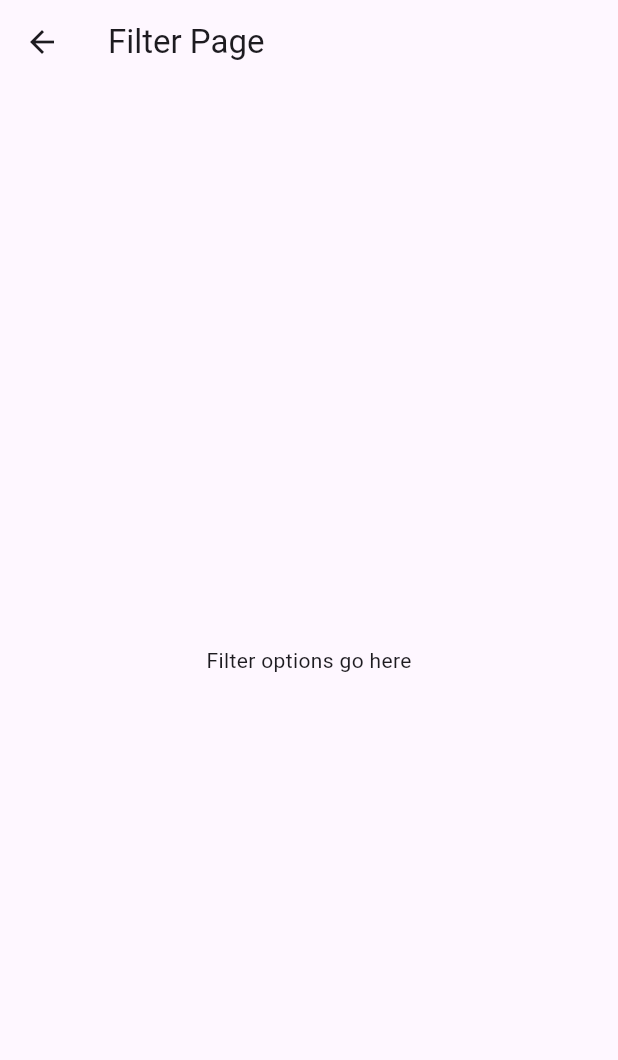
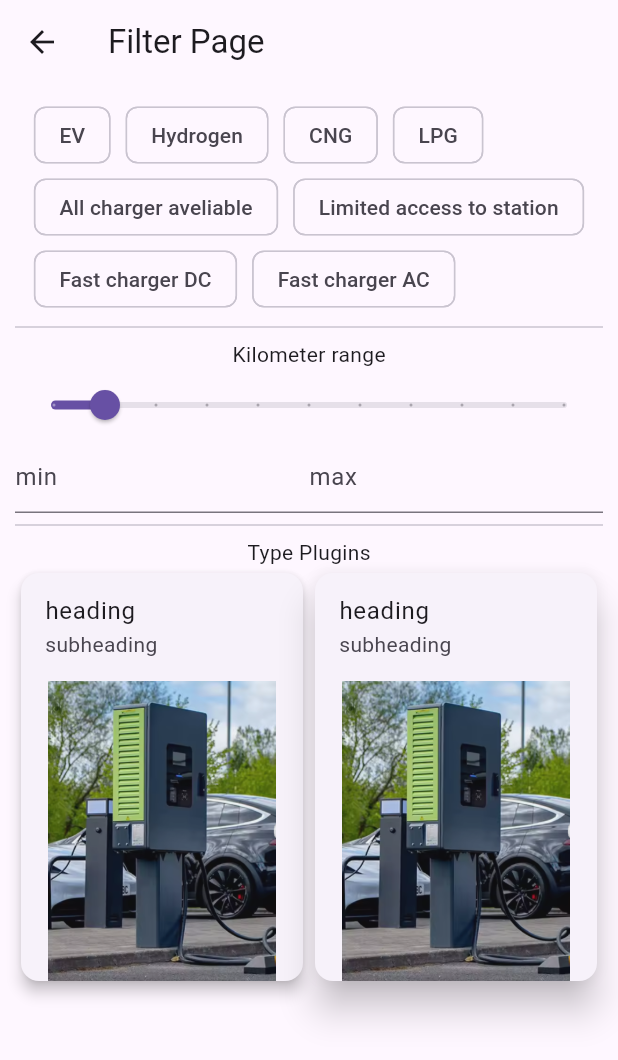
Before and after one commit to wpaczesniak/cargador, a Flutter app: the FilterPage screen opened directly, on a phone screen of 412 x 824 dp. Shown: the top 1060 px of the screen. Run offline on Flutter 3.47's test engine with Material 3 defaults, Android fonts, the phone set to English and light mode, and no system bars.

Commit message:
add filter

```diff
--- a/lib/pages/filter_page.dart
+++ b/lib/pages/filter_page.dart
@@ -7,8 +7,100 @@ class FilterPage extends StatelessWidget {
   Widget build(BuildContext context) {
     return Scaffold(
       appBar: AppBar(title: const Text('Filter Page')),
-      body: const Center(child: Text('Filter options go here')
-      )
+      body: SingleChildScrollView(
+        child: Padding(
+          padding: const EdgeInsets.all(10),
+          child: Column(
+            children: [
+              Wrap(
+                spacing: 10,
+                children: [
+                  Chip(label: Text('EV')),
+                  Chip(label: Text('Hydrogen')),
+                  Chip(label: Text('CNG')),
+                  Chip(label: Text('LPG')),
+                  Chip(label: Text('All charger aveliable')),
+                  Chip(label: Text('Limited access to station')),
+                  Chip(label: Text('Fast charger DC')),
+                  Chip(label: Text('Fast charger AC')),
+                ],
+              ),
+              Divider(),
+              Text('Kilometer range'),
+              Slider(
+                value: 50,
+                min: 0,
+                max: 500,
+                divisions: 10,
+                label: '50 km',
+                onChanged: (double value) {
+                  value = value.roundToDouble();
+                },
+              ),
+              Row(
+                children: [
+                  Expanded(
+                    child: TextField(
+                      decoration: InputDecoration(hintText: 'min'),
+                    ),
+                  ),
+                  Expanded(
+                    child: TextField(
+                      decoration: InputDecoration(hintText: 'max'),
+                    ),
+                  ),
+                ],
+              ),
+              Divider(),
+              Text('Type Plugins'),
+              Row(
+                children: [
+                  Expanded(
+                    child: Card(
+                      elevation: 4.0,
+                      child: Column(
+                        children: [
+                          ListTile(
+                            title: Text('heading'),
+                            subtitle: Text('subheading'),
+                          ),
+                          SizedBox(
+                            height: 200.0,
+                            child: Image(
+                              image: AssetImage('images/ladowarka.png'),
+                              fit: BoxFit.cover,
+                            ),
+                          ),
+                        ],
+                      ),
+                    ),
+                  ),
+                  Expanded(
+                    child: Card(
+                      elevation: 10.0,
+                      child: Column(
+                        children: [
+                          ListTile(
+                            title: Text('heading'),
+                            subtitle: Text('subheading'),
+                          ),
+                          SizedBox(
+                            height: 200.0,
+                            child: Image(
+                              image: AssetImage('images/ladowarka.png'),
+                              fit: BoxFit.cover,
+                            ),
+                          ),
+                        ],
+                      ),
+                    ),
+                  ),
+                ],
+              ),
+            ],
+          ),
+        ),
+      ),
     );
   }
 }
--- /dev/null
+++ b/lib/pages/personal_page.dart
@@ -0,0 +1,10 @@
+import 'package:flutter/material.dart';
+
+class PersonalInformation extends StatelessWidget {
+  const PersonalInformation({super.key});
+
+  @override
+  Widget build(BuildContext context) {
+    return Container();
+  }
+}
--- a/lib/pages/settings_page.dart
+++ b/lib/pages/settings_page.dart
@@ -3,6 +3,7 @@ import 'package:flutter/material.dart';
 import '../core/notifiers.dart';
 import 'help_center.dart';
 import 'vehicles_page.dart';
+import 'personal_page.dart';
 
 
 class SettingsPage extends StatefulWidget {
@@ -38,6 +39,7 @@ class _SettingsPageState extends State<SettingsPage> {
               leading: const Icon(Icons.person),
               title: const Text('Personal Information'),
               trailing: Icon(Icons.arrow_right),
+              onTap: () => Navigator.push(context, MaterialPageRoute(builder: (context) => PersonalInformation())),
             ),
             SizedBox(height: 8),
             ListTile(
```
